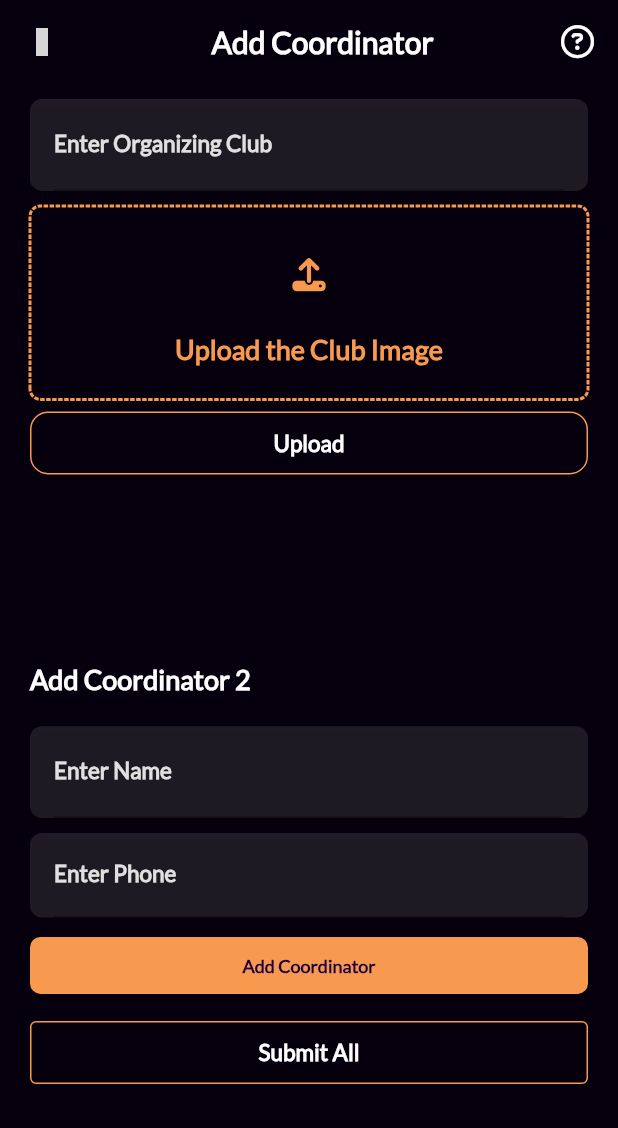
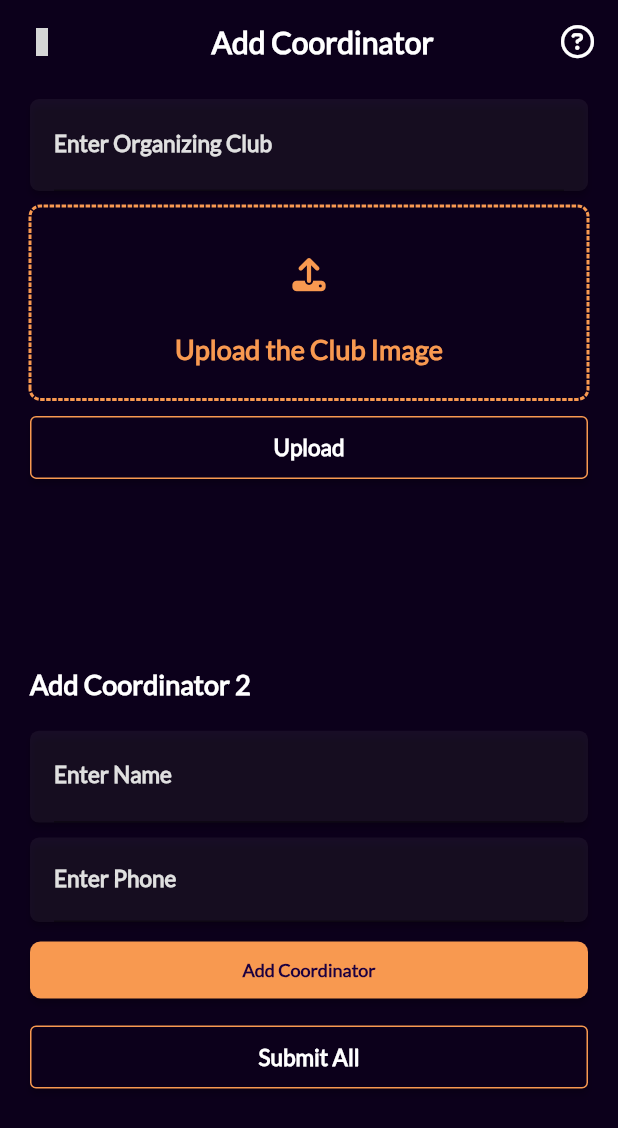
Before and after one commit to saptarshiweb/Tessarus, a Flutter app: the AddCoordinatorEvent screen opened directly, after a tap on "Add Coordinator", on a phone screen of 412 x 824 dp. Shown: the top 1128 px of the screen. Run offline on Flutter 3.47's test engine with Material 2 defaults, Android fonts, the phone set to English and light mode, and no system bars; drawn by our look-alikes of dotted_border; our stand-ins replace dropdown_search, fluttericon, pretty_qr_code, shared_preferences; missing offline and left inert: html_editor_enhanced, images_picker, number_paginator, simple_barcode_scanner; accounts and stored records are empty; grey boxes are pictures that could not be loaded.

Commit message:
Minor UI Changes

```diff
--- a/lib/color_constants.dart
+++ b/lib/color_constants.dart
@@ -11,7 +11,7 @@ Color allcancel = Colors.red;
 // Color primaryColor = const Color.fromARGB(255, 120, 37, 229);
 
 Color primaryColor1 = const Color.fromARGB(255, 28, 0, 64);
-Color primaryColor = const Color.fromARGB(255, 6, 0, 14);
+Color primaryColor = const Color.fromARGB(255, 12, 0, 27);
 Color secondaryColor = Colors.deepPurpleAccent.shade700;
 Color containerColor = const Color.fromARGB(255, 248, 153, 80);
 Color textcol = Colors.black;
@@ -33,4 +33,4 @@ Color textcolor4 = Colors.grey.shade900;
 
 //drawer Colors
 Color textcolor5 = Colors.grey.shade300;
-Color textfieldColor = textcolor2.withOpacity(0.1);
+Color textfieldColor = textcolor2.withOpacity(0.05);
--- a/lib/custom_widget/custom_textfield.dart
+++ b/lib/custom_widget/custom_textfield.dart
@@ -9,7 +9,7 @@ Widget tfield1(
     onPressed: () {},
     style: ElevatedButton.styleFrom(
         backgroundColor: textfieldColor,
-        shape: RoundedRectangleBorder(borderRadius: BorderRadius.circular(8))),
+        shape: RoundedRectangleBorder(borderRadius: BorderRadius.circular(6))),
     child: TextFormField(
       controller: controller,
       obscureText: obscuretext,
@@ -33,7 +33,7 @@ Widget descfield1(
     onPressed: () {},
     style: ElevatedButton.styleFrom(
         backgroundColor: textfieldColor,
-        shape: RoundedRectangleBorder(borderRadius: BorderRadius.circular(8))),
+        shape: RoundedRectangleBorder(borderRadius: BorderRadius.circular(6))),
     child: TextFormField(
       minLines: 1,
       maxLines: 4,
@@ -59,7 +59,7 @@ Widget datefield1(
     onPressed: () {},
     style: ElevatedButton.styleFrom(
         backgroundColor: textfieldColor,
-        shape: RoundedRectangleBorder(borderRadius: BorderRadius.circular(8))),
+        shape: RoundedRectangleBorder(borderRadius: BorderRadius.circular(6))),
     child: TextFormField(
       controller: controller,
       obscureText: obscuretext,
@@ -84,13 +84,13 @@ Widget numfield1(
     onPressed: () {},
     style: ElevatedButton.styleFrom(
         backgroundColor: textfieldColor,
-        shape: RoundedRectangleBorder(borderRadius: BorderRadius.circular(8))),
+        shape: RoundedRectangleBorder(borderRadius: BorderRadius.circular(6))),
     child: TextFormField(
       controller: controller,
       obscureText: obscuretext,
       keyboardType: TextInputType.number,
-      style: const TextStyle(
-          color: Colors.black, fontSize: 14, fontWeight: FontWeight.bold),
+      style: TextStyle(
+          color: textcolor2, fontSize: 14, fontWeight: FontWeight.bold),
       decoration: InputDecoration(
         hintText: 'Enter $label',
         labelText: 'Enter $label',
--- a/lib/custom_widget/loader_widget.dart
+++ b/lib/custom_widget/loader_widget.dart
@@ -1,5 +1,6 @@
 import 'package:flutter/material.dart';
 import 'package:tessarus_volunteer/color_constants.dart';
+import 'package:tessarus_volunteer/custom_widget/custom_text.dart';
 
 Widget loadingwidget() {
   return CircularProgressIndicator(
@@ -13,7 +14,14 @@ showLoaderDialog(BuildContext context) {
     elevation: 0,
     backgroundColor: Colors.transparent,
     surfaceTintColor: Colors.white,
-    title: Center(child: loadingwidget()),
+    title: Center(
+        child: Column(
+      children: [
+        loadingwidget(),
+        const SizedBox(height: 20),
+        ctext1('Powered By GDSC', containerColor, 12),
+      ],
+    )),
   );
   showDialog(
     barrierDismissible: false,
--- a/lib/screens/drawer/drawer_custom_appbar.dart
+++ b/lib/screens/drawer/drawer_custom_appbar.dart
@@ -1,5 +1,4 @@
 // ignore_for_file: non_constant_identifier_names
-
 import 'package:flutter/material.dart';
 import 'package:flutter/services.dart';
 import 'package:fluttericon/iconic_icons.dart';
@@ -8,7 +7,6 @@ import 'package:shared_preferences/shared_preferences.dart';
 import 'package:tessarus_volunteer/helper/helper_function.dart';
 import 'package:tessarus_volunteer/screens/event/add_event_pages/add_event_page.dart';
 import 'package:tessarus_volunteer/screens/super_admin_exclusive/add_new_volunteer.dart';
-
 import '../../color_constants.dart';
 
 AppBar customAppBar(String text, Color col) {
@@ -50,7 +48,7 @@ AppBar eventsPageAppBar(String text, Color col) {
     title: FutureBuilder(
         future: decideAddEvent(),
         builder: ((context, snapshot) {
-          if (userLevel == 4) {
+          if (userLevel >= 3) {
             return Row(
               children: [
                 Text(
--- a/lib/screens/event/add_event_pages/add_coordinator.dart
+++ b/lib/screens/event/add_event_pages/add_coordinator.dart
@@ -10,6 +10,7 @@ import 'package:images_picker/images_picker.dart';
 import 'package:shared_preferences/shared_preferences.dart';
 import 'package:tessarus_volunteer/color_constants.dart';
 import 'package:tessarus_volunteer/custom_widget/custom_appbar.dart';
+import 'package:tessarus_volunteer/custom_widget/custom_modal_routes.dart';
 import 'package:tessarus_volunteer/custom_widget/custom_text.dart';
 import 'package:tessarus_volunteer/custom_widget/custom_textfield.dart';
 import 'package:tessarus_volunteer/custom_widget/loader_widget.dart';
@@ -79,6 +80,7 @@ class _AddCoordinatorEventState extends State<AddCoordinatorEvent> {
     }).catchError((e) {
       print(e);
     });
+    await Future.delayed(const Duration(seconds: 3));
 
     Navigator.pop(context);
   }
@@ -108,7 +110,8 @@ class _AddCoordinatorEventState extends State<AddCoordinatorEvent> {
               children: [
                 tfield1(controller: clubName, label: 'Organizing Club'),
                 const SizedBox(height: 10),
-                Row(
+                (showClubimage == false)
+                    ? Row(
                         children: [
                           Expanded(
                             child: DottedBorder(
@@ -117,7 +120,8 @@ class _AddCoordinatorEventState extends State<AddCoordinatorEvent> {
                               borderType: BorderType.RRect,
                               radius: const Radius.circular(7),
                               child: Padding(
-                          padding: const EdgeInsets.only(top: 20, bottom: 20),
+                                padding:
+                                    const EdgeInsets.only(top: 20, bottom: 20),
                                 child: Column(
                                   children: [
                                     Center(
@@ -129,16 +133,29 @@ class _AddCoordinatorEventState extends State<AddCoordinatorEvent> {
                                           color: containerColor, size: 22),
                                     )),
                                     const SizedBox(height: 15),
-                              ctext1(
-                                  'Upload the Club Image', containerColor, 18),
+                                    ctext1('Upload the Club Image',
+                                        containerColor, 18),
                                   ],
                                 ),
                               ),
                             ),
                           ),
                         ],
+                      )
+                    : Center(
+                        child: SizedBox(
+                          height: 200,
+                          width: MediaQuery.of(context).size.width * 0.8,
+                          child: ClipRRect(
+                            borderRadius: BorderRadius.circular(12),
+                            child: Image.network(
+                              clubImageUrl,
+                              fit: BoxFit.cover,
                             ),
-                const SizedBox(height: 5),
+                          ),
+                        ),
+                      ),
+                const SizedBox(height: 8),
                 Row(
                   children: [
                     Expanded(
@@ -148,13 +165,25 @@ class _AddCoordinatorEventState extends State<AddCoordinatorEvent> {
                               shape: RoundedRectangleBorder(
                                   side: BorderSide(
                                       width: 1, color: containerColor),
-                                  borderRadius: BorderRadius.circular(12))),
-                          onPressed: () {
+                                  borderRadius: BorderRadius.circular(4))),
+                          onPressed: () async {
+                            if (showClubimage == false) {
                               uploadImage(context);
+                            } else {
+                              showLoaderDialog(context);
+                              setState(() {
+                                showClubimage = false;
+                              });
+                              await Future.delayed(const Duration(seconds: 2));
+                              Navigator.pop(context);
+                            }
                           },
                           child: Padding(
                             padding: const EdgeInsets.only(top: 12, bottom: 12),
-                            child: ctext1('Upload', textcolor2, 15),
+                            child: ctext1(
+                                (showClubimage == false) ? 'Upload' : 'Delete',
+                                textcolor2,
+                                15),
                           )),
                     ),
                   ],
@@ -231,6 +260,11 @@ class _AddCoordinatorEventState extends State<AddCoordinatorEvent> {
                                       width: 1, color: containerColor),
                                   borderRadius: BorderRadius.circular(4))),
                           onPressed: () async {
+                            if (clubName.text == '' || cName.isEmpty) {
+                              showErrorMessage(
+                                  'Club Name and Coordinator Names need to be added.',
+                                  context);
+                            } else {
                               showLoaderDialog(context);
                               await Future.delayed(const Duration(seconds: 6));
                               Navigator.pop(context);
@@ -251,12 +285,13 @@ class _AddCoordinatorEventState extends State<AddCoordinatorEvent> {
                                     name: cName[i], phone: cPhone[i]);
                                 newEvent1.eventCoordinators!.add(c);
                               }
-                            print(newEvent1.eventCoordinators![0].name);
-                            print(newEvent1.eventCoordinators![0].phone);
+                              // print(newEvent1.eventCoordinators![0].name);
+                              // print(newEvent1.eventCoordinators![0].phone);
                               await prefs.setString(
                                   'newEvent', jsonEncode(newEvent1));
 
                               Navigator.pop(context);
+                            }
                           },
                           child: Padding(
                             padding: const EdgeInsets.only(top: 12, bottom: 12),
--- a/lib/screens/event/add_event_pages/text_editor_info_add.dart
+++ b/lib/screens/event/add_event_pages/text_editor_info_add.dart
@@ -48,7 +48,7 @@ class _TextEditorInfoState extends State<TextEditorInfo> {
                         style: ElevatedButton.styleFrom(
                             backgroundColor: primaryColor,
                             shape: RoundedRectangleBorder(
-                                borderRadius: BorderRadius.circular(10),
+                                borderRadius: BorderRadius.circular(4),
                                 side: BorderSide(
                                     width: 1, color: containerColor))),
                         onPressed: () async {
```
Also changed, not shown: lib/custom_widget/custom_modal_routes.dart (+20 -0 lines), lib/screens/admin_exclusive/system_log_page.dart (+8 -6 lines), lib/screens/cashier_exclusive/add_coins.dart (+3 -6 lines), lib/screens/drawer/simple_drawer_custom.dart (+7 -8 lines), lib/screens/event/add_event_pages/add_event_image.dart (+7 -10 lines), lib/screens/event/add_event_pages/add_event_page.dart (+8 -17 lines), lib/screens/event/add_event_pages/general_info_add.dart (+14 -7 lines), lib/screens/super_admin_exclusive/add_new_volunteer.dart (+41 -4 lines). Lines whose indentation alone changed are shown as unchanged.
